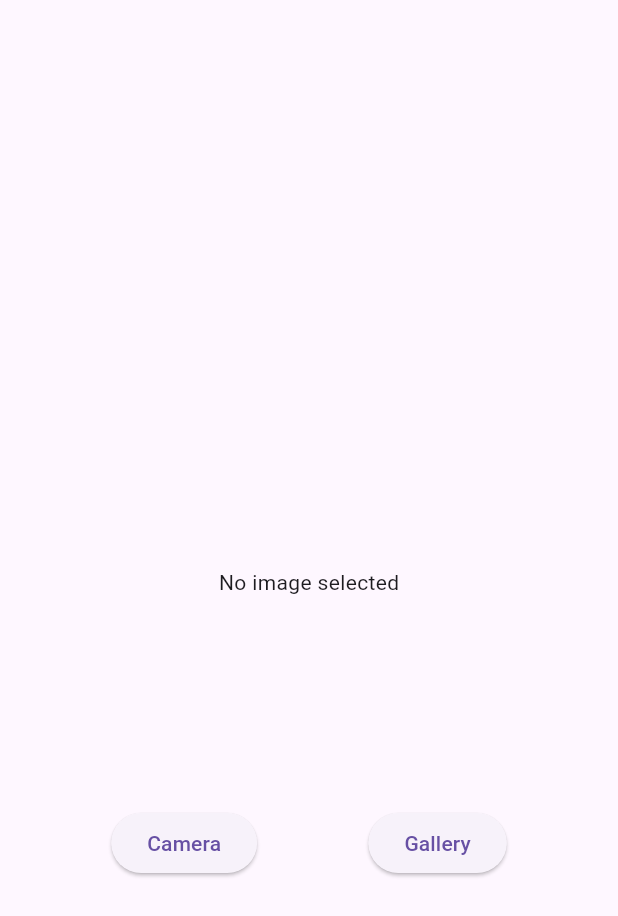
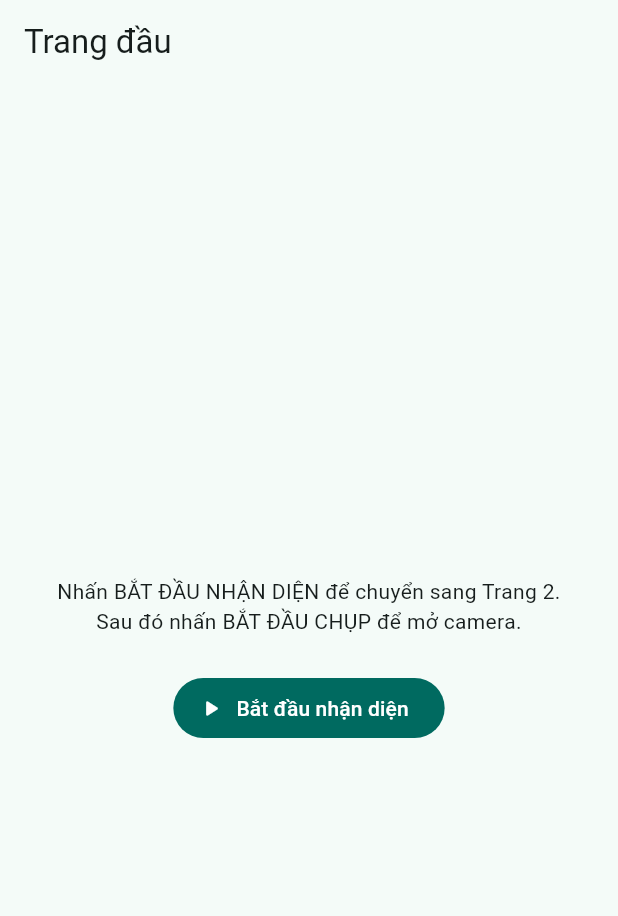
Before and after one commit to duydo2823/doan, a Flutter app: the screen it shows after launch, on a phone screen of 412 x 824 dp. Shown: the top 916 px of the screen. Run offline on Flutter 3.47's test engine with Material 3 defaults, Android fonts, the phone set to English and light mode, and no system bars; our stand-ins replace image_picker.

Commit message:
First commit - new Flutter camera flow project

```diff
--- a/lib/camera_page.dart
+++ /dev/null
@@ -1,72 +0,0 @@
-import 'dart:io';
-import 'package:flutter/material.dart';
-import 'package:image_picker/image_picker.dart';
-
-class CameraPage extends StatefulWidget {
-  const CameraPage({super.key});
-
-  @override
-  State<CameraPage> createState() => _CameraPageState();
-}
-
-class _CameraPageState extends State<CameraPage> {
-  // Image File
-  File? image;
-
-  // Image Picker
-  final picker = ImagePicker();
-
-  // Pick Image Method
-  Future<void> pickImage(ImageSource source) async {
-    // Pick from camera or gallery
-    final pickedFile = await picker.pickImage(source: source);
-
-    // Update selected image
-    if (pickedFile != null) {
-      setState(() {
-        image = File(pickedFile.path);
-      });
-    }
-  }
-  @override
-  Widget build(BuildContext context) {
-    return Scaffold(
-      body: Center(
-        child: Column(
-          mainAxisAlignment: MainAxisAlignment.center,
-          children: [
-          // Image display
-          SizedBox(
-          height: 300,
-          width: 300,
-          child: image != null
-              ?
-          // Image selected
-          Image.file(image!)
-              :
-          // No image selected
-          const Center(child: Text("No image selected")),
-        ),
-        // Buttons
-            Row(
-              mainAxisAlignment: MainAxisAlignment.spaceEvenly,
-              children: [
-                // Camera button
-                ElevatedButton(
-                  onPressed: () => pickImage(ImageSource.camera),
-                  child: const Text("Camera"),
-                ), // ElevatedButton
-
-                // Gallery button
-                ElevatedButton(
-                  onPressed: () => pickImage(ImageSource.gallery),
-                  child: const Text("Gallery"),
-                ), // ElevatedButton
-              ],
-            ),
-          ],
-        ),
-      ),
-    );
-  }
-}
--- a/lib/main.dart
+++ b/lib/main.dart
@@ -1,6 +1,7 @@
 import 'package:flutter/material.dart';
-
-import 'camera_page.dart';
+import 'pages/detect_intro_page.dart';
+import 'pages/camera_page.dart';
+import 'pages/result_page.dart';
 
 void main() {
   runApp(const MyApp());
@@ -11,8 +12,52 @@ class MyApp extends StatelessWidget {
 
   @override
   Widget build(BuildContext context) {
-    return const MaterialApp(
-      home: CameraPage(),
+    return MaterialApp(
+      debugShowCheckedModeBanner: false,
+      title: 'Camera Flow Demo',
+      theme: ThemeData(
+        useMaterial3: true,
+        colorSchemeSeed: Colors.teal,
+      ),
+      initialRoute: '/',
+      routes: {
+        '/': (_) => const HomePage(),
+        DetectIntroPage.routeName: (_) => const DetectIntroPage(),
+        CameraPage.routeName: (_) => const CameraPage(),
+        ResultPage.routeName: (_) => const ResultPage(),
+      },
     );
   }
 }
+
+class HomePage extends StatelessWidget {
+  const HomePage({super.key});
+
+  @override
+  Widget build(BuildContext context) {
+    return Scaffold(
+      appBar: AppBar(title: const Text('Trang đầu')),
+      body: Center(
+        child: Padding(
+          padding: const EdgeInsets.all(24.0),
+          child: Column(
+            mainAxisSize: MainAxisSize.min,
+            children: [
+              const Text(
+                'Nhấn BẮT ĐẦU NHẬN DIỆN để chuyển sang Trang 2.\nSau đó nhấn BẮT ĐẦU CHỤP để mở camera.',
+                textAlign: TextAlign.center,
+              ),
+              const SizedBox(height: 24),
+              FilledButton.icon(
+                icon: const Icon(Icons.play_arrow_rounded),
+                label: const Text('Bắt đầu nhận diện'),
+                onPressed: () =>
+                    Navigator.pushNamed(context, DetectIntroPage.routeName),
+              ),
+            ],
+          ),
+        ),
+      ),
+    );
+  }
+}
```
Also changed, not shown: lib/pages/camera_page.dart (added, +87 -0 lines), lib/pages/detect_intro_page.dart (added, +33 -0 lines), lib/pages/result_page.dart (added, +51 -0 lines).
